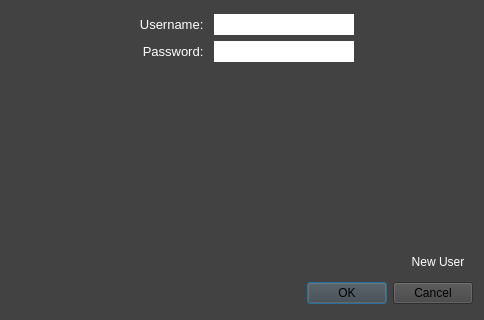
Qt form VentilateGUI/Shell/Ventilate_Shell/ventilate_login.ui (Ixirsii/Ventilate) before a commit; both pictures show x 0 to 484 and y 288 to 608 of the 484 by 608 pixel window.
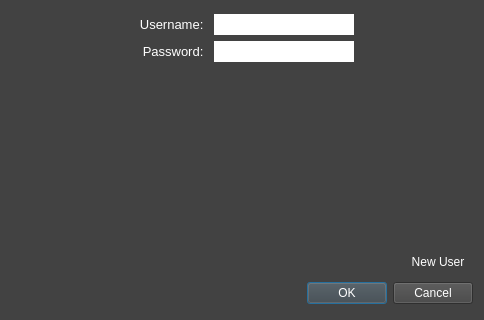
The same form after that commit. Icons and pictures are not drawn.

What changed in the file:
```diff
--- a/VentilateGUI/Shell/Ventilate_Shell/ventilate_login.ui
+++ b/VentilateGUI/Shell/Ventilate_Shell/ventilate_login.ui
@@ -368,7 +368,8 @@
       </size>
      </property>
      <property name="styleSheet">
-      <string notr="true">background-color: rgb(66, 66, 66);</string>
+      <string notr="true">background-color: rgb(66, 66, 66);
+color: rgb(255, 255, 255);</string>
      </property>
      <property name="locale">
       <locale language="English" country="UnitedStates"/>
```
Left out of the diff: 12 changed lines with no effect on the pictures.
